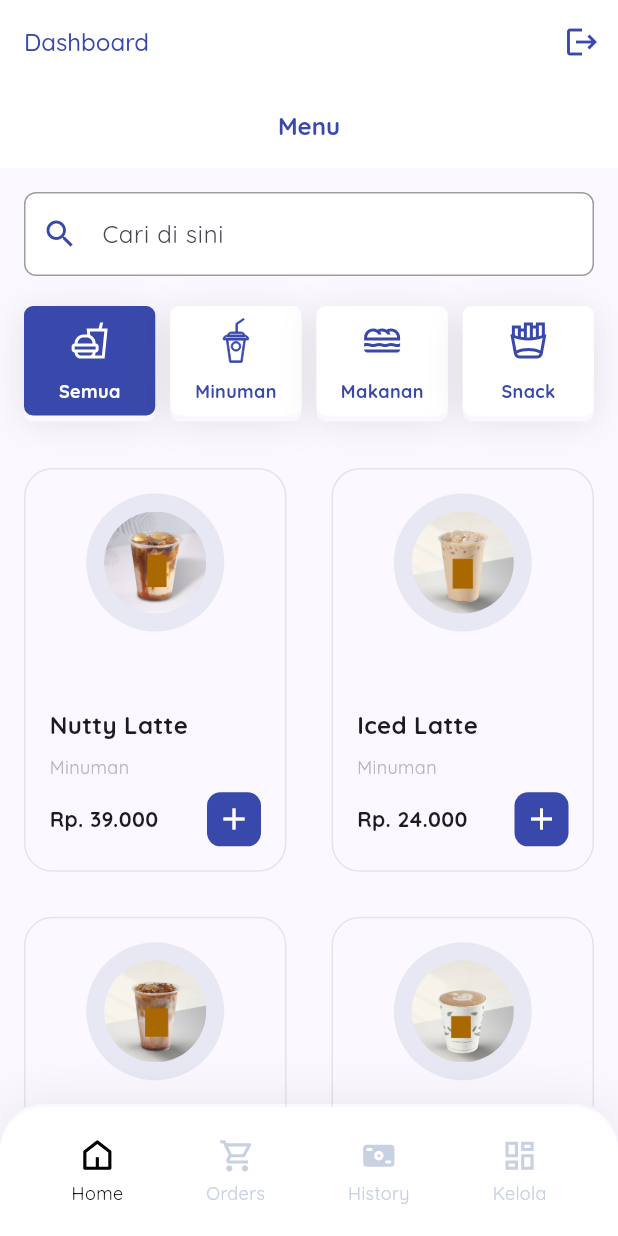
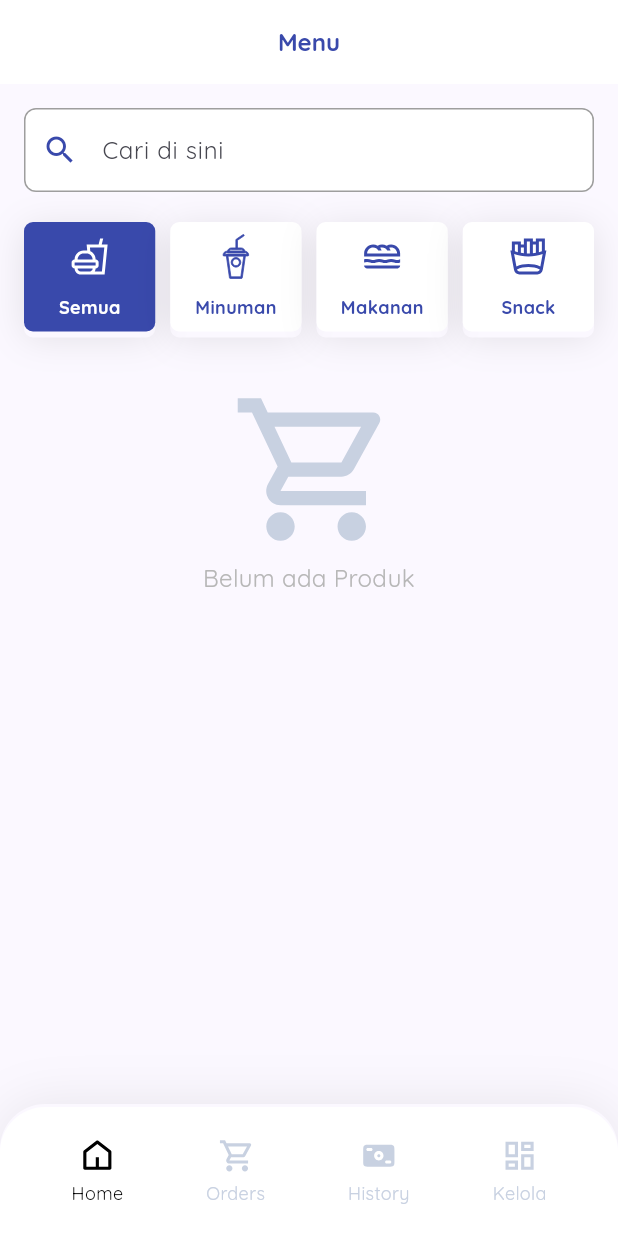
Before and after one commit to casmidi/flutter_pos_app_meet4, a Flutter app: the DashboardPage screen opened directly, on a phone screen of 412 x 824 dp. Run offline on Flutter 3.47's test engine with Material 3 defaults, Android fonts, the phone set to English and light mode, and no system bars; our stand-ins replace dartz, flutter_bloc, flutter_svg, freezed_annotation, google_fonts, image_picker and 2 more; accounts and stored records are empty.

Commit message:
commit get product local db

```diff
--- a/lib/constants/variables.dart
+++ b/lib/constants/variables.dart
@@ -1,5 +1,5 @@
 class Variables {
   static const String baseUrl = 'https://kilat.or.id';
- // static const String baseUrl = 'http://127.0.0.1:8000';
-
+  // static const String baseUrl = 'http://127.0.0.1:8000';
+  static const String imageBaseUrl = '$baseUrl/storage/products/';
 }
--- /dev/null
+++ b/lib/data/models/response/product_response_model.dart
@@ -0,0 +1,80 @@
+import 'dart:convert';
+
+class ProductResponseModel {
+  final bool success;
+  final String message;
+  final List<Product> data;
+
+  ProductResponseModel({
+    required this.success,
+    required this.message,
+    required this.data,
+  });
+
+  factory ProductResponseModel.fromJson(String str) =>
+      ProductResponseModel.fromMap(json.decode(str));
+
+  String toJson() => json.encode(toMap());
+
+  factory ProductResponseModel.fromMap(Map<String, dynamic> json) =>
+      ProductResponseModel(
+        success: json["success"],
+        message: json["message"],
+        data: List<Product>.from(json["data"].map((x) => Product.fromMap(x))),
+      );
+
+  Map<String, dynamic> toMap() => {
+        "success": success,
+        "message": message,
+        "data": List<dynamic>.from(data.map((x) => x.toMap())),
+      };
+}
+
+class Product {
+  final int? id;
+  final String name;
+  final String? description;
+  final int price;
+  final int stock;
+  final String category;
+  final String image;
+  final DateTime? createdAt;
+  final DateTime? updatedAt;
+
+  Product({
+    required this.id,
+    required this.name,
+    required this.description,
+    required this.price,
+    required this.stock,
+    required this.category,
+    required this.image,
+    this.createdAt,
+    this.updatedAt,
+  });
+
+  factory Product.fromJson(String str) => Product.fromMap(json.decode(str));
+
+  String toJson() => json.encode(toMap());
+
+  factory Product.fromMap(Map<String, dynamic> json) => Product(
+        id: json["id"],
+        name: json["name"],
+        description: json["description"] ?? '',
+        price: json["price"],
+        stock: json["stock"],
+        category: json["category"],
+        image: json["image"] ?? '',
+        // createdAt: DateTime.parse(json["created_at"]),
+        // updatedAt: DateTime.parse(json["updated_at"]),
+      );
+
+  Map<String, dynamic> toMap() => {
+        "name": name,
+        "price": price,
+        "stock": stock,
+        "image": image,
+        "category": category,
+
+      };
+}
--- a/lib/main.dart
+++ b/lib/main.dart
@@ -3,11 +3,13 @@ import 'package:flutter_bloc/flutter_bloc.dart';
 import 'package:flutter_pos_app2024/constants/colors.dart';
 import 'package:flutter_pos_app2024/data/datasources/auth_local_datasource.dart';
 import 'package:flutter_pos_app2024/data/datasources/auth_remote_datasource.dart';
+import 'package:flutter_pos_app2024/data/datasources/product_remote_datasource.dart';
 import 'package:flutter_pos_app2024/presentation/auth/pages/login_page.dart';
 import 'package:google_fonts/google_fonts.dart';
 
 import 'presentation/auth/bloc/login/login_bloc.dart';
 import 'presentation/home/bloc/logout/logout_bloc.dart';
+import 'presentation/home/bloc/product/product_bloc.dart';
 import 'presentation/home/pages/dashboard_page.dart';
 
 void main() {
@@ -27,6 +29,10 @@ class MyApp extends StatelessWidget {
         ),
         BlocProvider(
           create: (context) => LogoutBloc(AuthRemoteDatasource()),
+        ),
+        BlocProvider(
+          create: (context) => ProductBloc(ProductRemoteDatasource())
+          ..add(const ProductEvent.fetchLocal()),
         ),
       ],
       child: MaterialApp(
--- /dev/null
+++ b/lib/presentation/home/bloc/product/product_bloc.dart
@@ -0,0 +1,53 @@
+// ignore_for_file: public_member_api_docs, sort_constructors_first
+import 'package:flutter/foundation.dart';
+import 'package:flutter_bloc/flutter_bloc.dart';
+import 'package:flutter_pos_app2024/data/datasources/product_local_datasource.dart';
+import 'package:freezed_annotation/freezed_annotation.dart';
+
+import 'package:flutter_pos_app2024/data/datasources/product_remote_datasource.dart';
+
+import '../../../../data/models/response/product_response_model.dart';
+
+part 'product_bloc.freezed.dart';
+part 'product_event.dart';
+part 'product_state.dart';
+
+class ProductBloc extends Bloc<ProductEvent, ProductState> {
+  final ProductRemoteDatasource _productRemoteDatasource;
+  List<Product> products = [];
+  ProductBloc(
+    this._productRemoteDatasource,
+  ) : super(const _Initial()) {
+    on<_Fetch>((event, emit) async {
+      emit(const ProductState.loading());
+      final response = await _productRemoteDatasource.getProducts();
+      response.fold(
+        (l) => emit(ProductState.error(l)),
+        (r) {
+          products = r.data;
+          emit(ProductState.success(r.data));
+        },
+      );
+    });
+
+    on<_FetchLocal>((event, emit) async {
+      emit(const ProductState.loading());
+      final localProducts =
+          await ProductLocalDatasource.instance.getAllProduct();
+      products = localProducts;
+      emit(ProductState.success(products));
+    });
+
+    on<_FecthByCategory>((event, emit) async {
+      emit(const ProductState.loading());
+
+      final newProducts = event.category == 'all'
+          ? products
+          : products
+              .where((element) => element.category == event.category)
+              .toList();
+
+      emit(ProductState.success(newProducts));
+    });
+  }
+}
--- /dev/null
+++ b/lib/presentation/home/bloc/product/product_event.dart
@@ -0,0 +1,13 @@
+part of 'product_bloc.dart';
+
+@freezed
+class ProductEvent with _$ProductEvent {
+  const factory ProductEvent.started() = _Started;
+  const factory ProductEvent.fetch() = _Fetch;
+  const factory ProductEvent.fetchByCategory(String category) =
+      _FecthByCategory;
+  //fetch from local
+  const factory ProductEvent.fetchLocal() = _FetchLocal;
+  //add product
+  const factory ProductEvent.addProduct(Product product) = _AddProduct;
+}
--- /dev/null
+++ b/lib/presentation/home/bloc/product/product_state.dart
@@ -0,0 +1,9 @@
+part of 'product_bloc.dart';
+
+@freezed
+class ProductState with _$ProductState {
+  const factory ProductState.initial() = _Initial;
+  const factory ProductState.loading() = _Loading;
+  const factory ProductState.success(List<Product> products) = _Success;
+  const factory ProductState.error(String message) = _Error;
+}
--- a/lib/presentation/home/pages/dashboard_page.dart
+++ b/lib/presentation/home/pages/dashboard_page.dart
@@ -1,10 +1,6 @@
 import 'package:flutter/material.dart';
-import 'package:flutter_bloc/flutter_bloc.dart';
-import 'package:flutter_pos_app2024/data/datasources/auth_local_datasource.dart';
-// import 'package:flutter_pos_app2024/extensions/build_context_ext.dart';
-import 'package:flutter_pos_app2024/presentation/auth/pages/login_page.dart';
-import 'package:flutter_pos_app2024/presentation/home/bloc/logout/logout_bloc.dart';
 import 'package:flutter_pos_app2024/presentation/home/pages/home_page.dart';
+import 'package:flutter_pos_app2024/presentation/setting/pages/setting_page.dart';
 
 import '../../../constants/colors.dart';
 import '../../../core/assets/assets.gen.dart';
@@ -23,17 +19,12 @@ class _DashboardPageState extends State<DashboardPage> {
   final List<Widget> _pages = [
     const HomePage(),
     const Center(
-      child: Text("Dashboard"),
-    ),
-    const Center(
       child: Text("Order"),
     ),
     const Center(
       child: Text("History"),
     ),
-    const Center(
-      child: Text("Menu"),
-    ),
+    const SettingPage(),
 
     // const HomePage();
     // const OrdersPage();
@@ -50,33 +41,6 @@ class _DashboardPageState extends State<DashboardPage> {
   @override
   Widget build(BuildContext context) {
     return Scaffold(
-      appBar: AppBar(
-        title: const Text('Dashboard'),
-        actions: [
-          BlocConsumer<LogoutBloc, LogoutState>(
-            listener: (context, state) {
-              state.maybeMap(
-                orElse: () {},
-                success: (_) {
-                  AuthLocalDatasource().removeAuthData();
-                  Navigator.pushReplacement(
-                      context,
-                      MaterialPageRoute(
-                          builder: (context) => const LoginPage()));
-                },
-              );
-            },
-            builder: (context, state) {
-              return IconButton(
-                onPressed: () {
-                  context.read<LogoutBloc>().add(const LogoutEvent.logout());
-                },
-                icon: const Icon(Icons.logout),
-              );
-            },
-          ),
-        ],
-      ),
       body: _pages[_selectedIndex],
       bottomNavigationBar: Container(
         padding: const EdgeInsets.all(20.0),
--- a/lib/presentation/home/pages/home_page.dart
+++ b/lib/presentation/home/pages/home_page.dart
@@ -1,11 +1,11 @@
 import 'package:flutter/material.dart';
+import 'package:flutter_bloc/flutter_bloc.dart';
+import 'package:flutter_pos_app2024/presentation/home/bloc/product/product_bloc.dart';
 
 import '../../../components/menu_button.dart';
 import '../../../components/search_input.dart';
 import '../../../components/spaces.dart';
 import '../../../core/assets/assets.gen.dart';
-import '../models/product_category.dart';
-import '../models/product_model.dart';
 import '../widgets/product_card.dart';
 import '../widgets/product_empty.dart';
 
@@ -20,55 +20,72 @@ class _HomePageState extends State<HomePage> {
   final searchController = TextEditingController();
   final indexValue = ValueNotifier(0);
 
-  List<ProductModel> searchResults = [];
-  final List<ProductModel> products = [
-    ProductModel(
-      image: Assets.images.f1.path,
-      name: 'Nutty Latte',
-      category: ProductCategory.drink,
-      price: 39000,
-      stock: 10,
-    ),
-    ProductModel(
-      image: Assets.images.f2.path,
-      name: 'Iced Latte',
-      category: ProductCategory.drink,
-      price: 24000,
-      stock: 10,
-    ),
-    ProductModel(
-      image: Assets.images.f3.path,
-      name: 'Iced Mocha',
-      category: ProductCategory.drink,
-      price: 33000,
-      stock: 10,
-    ),
-    ProductModel(
-      image: Assets.images.f4.path,
-      name: 'Hot Mocha',
-      category: ProductCategory.drink,
-      price: 33000,
-      stock: 10,
-    ),
-  ];
+  // List<ProductModel> searchResults = [];
+  // final List<ProductModel> products = [
+  //   ProductModel(
+  //     image: Assets.images.f1.path,
+  //     name: 'Nutty Latte',
+  //     category: ProductCategory.drink,
+  //     price: 39000,
+  //     stock: 10,
+  //   ),
+  //   ProductModel(
+  //     image: Assets.images.f2.path,
+  //     name: 'Iced Latte',
+  //     category: ProductCategory.drink,
+  //     price: 24000,
+  //     stock: 10,
+  //   ),
+  //   ProductModel(
+  //     image: Assets.images.f3.path,
+  //     name: 'Iced Mocha',
+  //     category: ProductCategory.drink,
+  //     price: 33000,
+  //     stock: 10,
+  //   ),
+  //   ProductModel(
+  //     image: Assets.images.f4.path,
+  //     name: 'Hot Mocha',
+  //     category: ProductCategory.drink,
+  //     price: 33000,
+  //     stock: 10,
+  //   ),
+  // ];
 
   @override
   void initState() {
-    searchResults = products;
+    // searchResults = products;
     super.initState();
   }
 
   void onCategoryTap(int index) {
     searchController.clear();
     indexValue.value = index;
-    if (index == 0) {
-      searchResults = products;
-    } else {
-      searchResults = products
-          .where((e) => e.category.index.toString().contains(index.toString()))
-          .toList();
+    String category = 'all';
+    switch (index) {
+      case 0:
+        category = 'all';
+        break;
+      case 1:
+        category = 'drink';
+        break;
+      case 2:
+        category = 'food';
+        break;
+      case 3:
+        category = 'snack';
+        break;
     }
-    setState(() {});
+    context.read<ProductBloc>().add(ProductEvent.fetchByCategory(category));
+    // indexValue.value = index;
+    // if (index == 0) {
+    //   searchResults = products;
+    // } else {
+    //   searchResults = products
+    //       .where((e) => e.category.index.toString().contains(index.toString()))
+    //       .toList();
+    // }
+    // setState(() {});
   }
 
   @override
@@ -90,12 +107,12 @@ class _HomePageState extends State<HomePage> {
             SearchInput(
               controller: searchController,
               onChanged: (value) {
-                indexValue.value = 0;
-                searchResults = products
-                    .where((e) =>
-                        e.name.toLowerCase().contains(value.toLowerCase()))
-                    .toList();
-                setState(() {});
+                // indexValue.value = 0;
+                // searchResults = products
+                //     .where((e) =>
+                //         e.name.toLowerCase().contains(value.toLowerCase()))
+                //     .toList();
+                // setState(() {});
               },
             ),
             const SpaceHeight(20.0),
@@ -134,16 +151,23 @@ class _HomePageState extends State<HomePage> {
               ),
             ),
             const SpaceHeight(35.0),
-            if (searchResults.isEmpty)
-              const Padding(
-                padding: EdgeInsets.only(top: 80.0),
-                child: ProductEmpty(),
-              )
-            else
-              GridView.builder(
+            BlocBuilder<ProductBloc, ProductState>(builder: (context, state) {
+              return state.maybeWhen(orElse: () {
+                return const SizedBox();
+              }, loading: () {
+                return const Center(
+                  child: CircularProgressIndicator(),
+                );
+              }, error: (message) {
+                return Center(
+                  child: Text(message),
+                );
+              }, success: (products) {
+                if (products.isEmpty) return const ProductEmpty();
+                return GridView.builder(
                   shrinkWrap: true,
                   physics: const NeverScrollableScrollPhysics(),
-                itemCount: searchResults.length,
+                  itemCount: products.length,
                   gridDelegate: const SliverGridDelegateWithFixedCrossAxisCount(
                     childAspectRatio: 0.65,
                     crossAxisCount: 2,
@@ -151,10 +175,12 @@ class _HomePageState extends State<HomePage> {
                     mainAxisSpacing: 30.0,
                   ),
                   itemBuilder: (context, index) => ProductCard(
-                  data: searchResults[index],
+                    data: products[index],
                     onCartButton: () {},
                   ),
-              ),
+                );
+              });
+            }),
             const SpaceHeight(30.0),
           ],
         ),
--- a/lib/presentation/home/widgets/product_card.dart
+++ b/lib/presentation/home/widgets/product_card.dart
@@ -1,12 +1,15 @@
+import 'package:cached_network_image/cached_network_image.dart';
 import 'package:flutter/material.dart';
+import 'package:flutter_pos_app2024/constants/variables.dart';
+import 'package:flutter_pos_app2024/data/models/response/product_response_model.dart';
+import 'package:flutter_pos_app2024/extensions/int_ext.dart';
 
 
 import '../../../components/spaces.dart';
 import '../../../constants/colors.dart';
-import '../models/product_model.dart';
 
 class ProductCard extends StatelessWidget {
-  final ProductModel data;
+  final Product data;
   final VoidCallback onCartButton;
 
   const ProductCard({
@@ -37,11 +40,13 @@ class ProductCard extends StatelessWidget {
             ),
             child: ClipRRect(
               borderRadius: const BorderRadius.all(Radius.circular(50.0)),
-              child: Image.asset(
-                data.image,
-                width: 68,
-                height: 68,
-                fit: BoxFit.cover,
+              child: CachedNetworkImage(
+                imageUrl: '${Variables.imageBaseUrl}${data.image}',
+                placeholder: (context, url) => const CircularProgressIndicator(),
+                errorWidget: (context, url, error) => const Icon(
+                  Icons.food_bank_outlined,
+                  size: 80,
+                ),
               ),
             ),
           ),
@@ -57,7 +62,7 @@ class ProductCard extends StatelessWidget {
           ),
           const SpaceHeight(8.0),
           Text(
-            data.category.value,
+            data.category,
             style: const TextStyle(
               color: AppColors.grey,
               fontSize: 12,
@@ -69,7 +74,7 @@ class ProductCard extends StatelessWidget {
             children: [
               Flexible(
                 child: Text(
-                  data.priceFormat,
+                  data.price.currencyFormatRp,
                   style: const TextStyle(
                     fontWeight: FontWeight.w700,
                   ),
--- a/pubspec.yaml
+++ b/pubspec.yaml
@@ -28,6 +28,7 @@ environment:
 # the latest version available on pub.dev. To see which dependencies have newer
 # versions available, run `flutter pub outdated`.
 dependencies:
+  cached_network_image: ^3.3.1
   cupertino_icons: ^1.0.2
   dartz: ^0.10.1
   flutter:
@@ -40,14 +41,15 @@ dependencies:
   image_picker: ^1.0.6
   intl: ^0.19.0
   shared_preferences: ^2.2.2
+  sqflite: ^2.3.0
 
 dev_dependencies:
-  freezed: ^2.4.6
   build_runner: ^2.4.7
   flutter_gen_runner: ^5.4.0
   flutter_lints: ^2.0.0
   flutter_test:
     sdk: flutter
+  freezed: ^2.4.6
 
 flutter_gen:
   output: lib/core/assets/
```
Also changed, not shown: lib/data/datasources/product_local_datasource.dart (added, +66 -0 lines), lib/data/datasources/product_remote_datasource.dart (added, +24 -0 lines), lib/presentation/setting/pages/setting_page.dart (added, +91 -0 lines), lib/presentation/home/bloc/product/product_bloc.freezed.dart (added), pubspec.lock. Lines whose indentation alone changed are shown as unchanged.
